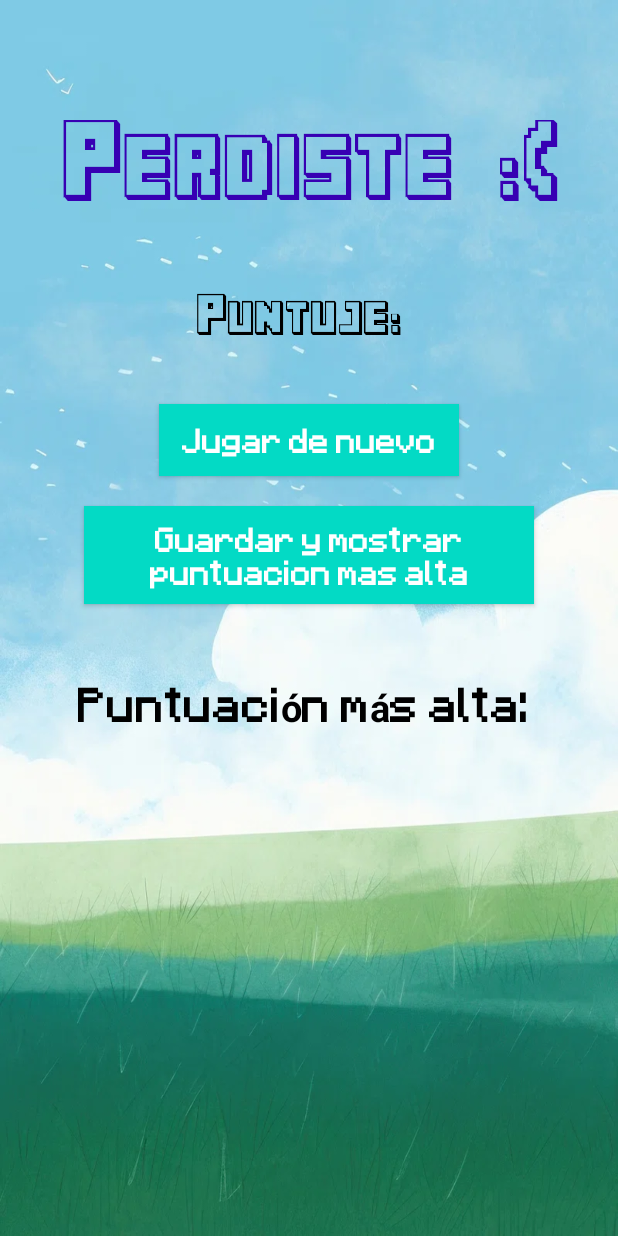
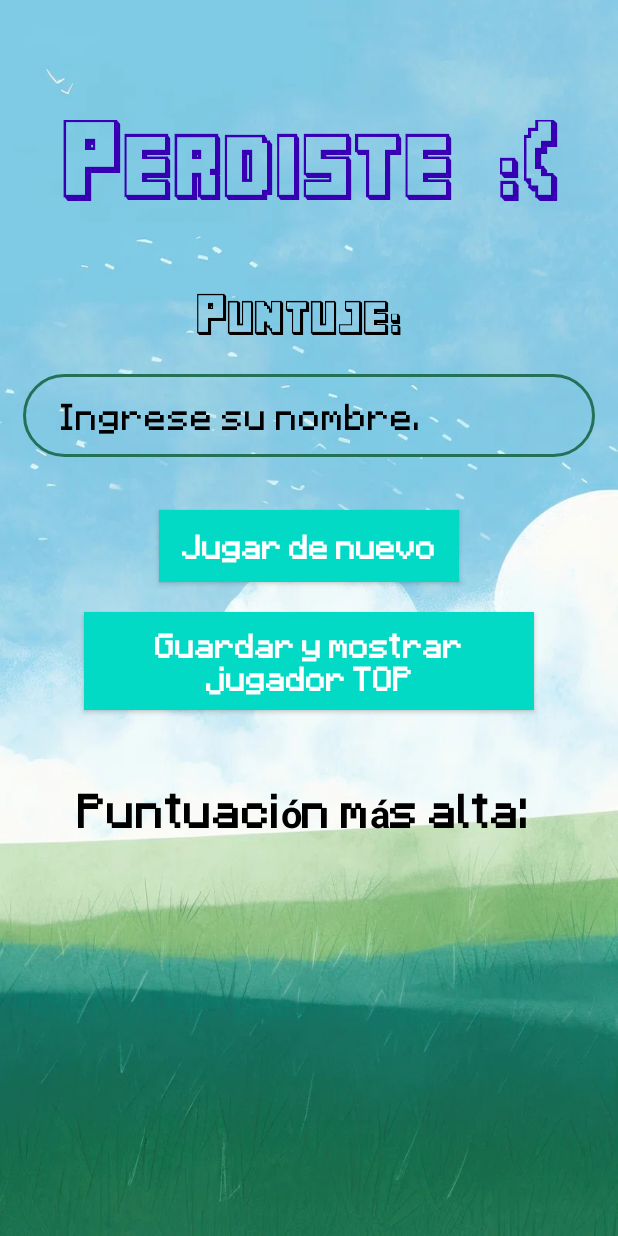
Before and after one commit to DI3906/FlyingFish, an Android app: the layout activity_game_over.xml on its own in the app's theme, with its tools: preview values and no code run, on a phone screen of 412 x 824 dp. Run offline under Robolectric (Android 15) with nearby library versions, the phone set to English and light mode, and no system bars.

Commit message:
Agregar campo para userName

```diff
--- /dev/null
+++ b/app/src/main/res/drawable/input_style.xml
@@ -0,0 +1,5 @@
+<?xml version="1.0" encoding="utf-8"?>
+<shape xmlns:android="http://schemas.android.com/apk/res/android">
+    <stroke android:color="#247158" android:width="2dp"></stroke>
+    <corners android:radius="35dp"></corners>
+</shape>
--- a/app/src/main/res/layout/activity_game_over.xml
+++ b/app/src/main/res/layout/activity_game_over.xml
@@ -38,13 +38,31 @@
         android:textSize="25sp"
         android:textStyle="bold" />
 
+    <EditText
+        android:id="@+id/userName"
+        android:layout_below="@+id/puntaje"
+        android:layout_width="match_parent"
+        android:layout_height="55dp"
+        android:layout_marginLeft="15dp"
+        android:layout_marginRight="15dp"
+        android:layout_marginBottom="15dp"
+        android:background="@drawable/input_style"
+        android:drawablePadding="10dp"
+        android:fontFamily="@font/pixel_sub"
+        android:hint="Ingrese su nombre."
+        android:inputType="text"
+        android:paddingLeft="25dp"
+        android:textColorHint="#000000"
+        android:textSize="20dp"
+        />
+
 
     <Button
         android:id="@+id/btnPlayAgain"
         android:layout_width="200dp"
         android:layout_height="wrap_content"
         android:layout_marginTop="20dp"
-        android:layout_below="@+id/puntaje"
+        android:layout_below="@+id/userName"
         android:layout_centerHorizontal="true"
         android:background="@color/colorAccent"
         android:padding="10dp"
@@ -65,7 +83,7 @@
         android:layout_centerHorizontal="true"
         android:background="@color/colorAccent"
         android:padding="10dp"
-        android:text="Guardar y mostrar puntuacion mas alta"
+        android:text="Guardar y mostrar jugador TOP"
         android:textAllCaps="false"
         android:textColor="@android:color/background_light"
         android:textSize="18sp"
```
